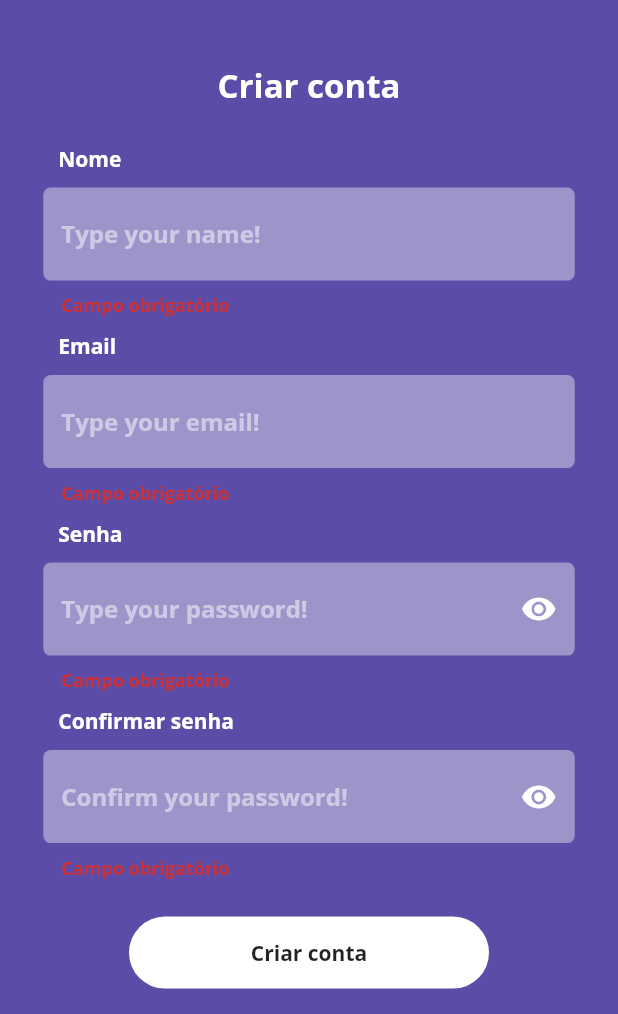
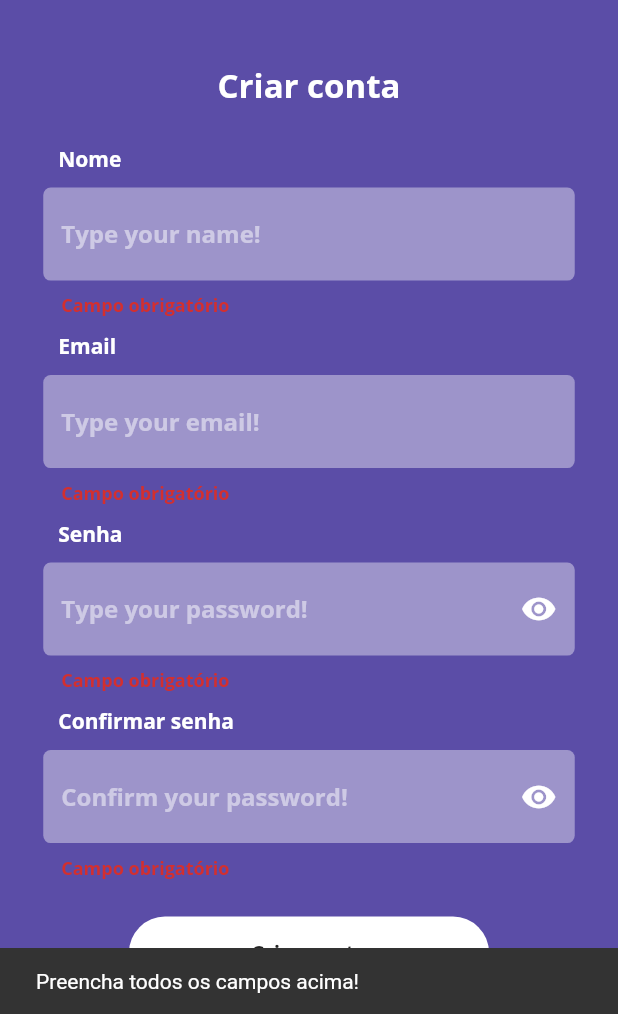
Before and after one commit to Alexsandro-97/xtintas_app, a Flutter app: the SignUpScreen screen opened by its route, after a tap on "Criar conta", on a phone screen of 412 x 824 dp, the part 222-1236 px from its top. Run offline on Flutter 3.47's test engine with Material 2 defaults, Android fonts, the phone set to English and light mode, and no system bars; our stand-ins replace dio, flutter_mobx, flutter_svg, lottie, mobx, shared_preferences; accounts and stored records are empty; generated files the repository leaves out were written again.

Commit message:
update signUp screen

```diff
--- a/lib/view/screens/sign_up_screen.dart
+++ b/lib/view/screens/sign_up_screen.dart
@@ -86,6 +86,7 @@ class _SignUpScreenState extends State<SignUpScreen> {
                         const SizedBox(height: 15),
                         const LabelInput('Nome'),
                         TextFormField(
+                          style: const TextStyle(color: Colors.white),
                           decoration: InputDecorationCustom.customDecoration(
                             placeHolder: 'Type your name!',
                           ),
@@ -101,6 +102,7 @@ class _SignUpScreenState extends State<SignUpScreen> {
                         ),
                         const LabelInput('Email'),
                         TextFormField(
+                          style: const TextStyle(color: Colors.white),
                           decoration: InputDecorationCustom.customDecoration(
                             placeHolder: 'Type your email!',
                           ),
@@ -113,6 +115,7 @@ class _SignUpScreenState extends State<SignUpScreen> {
                         ),
                         const LabelInput('Senha'),
                         TextFormField(
+                          style: const TextStyle(color: Colors.white),
                           decoration: InputDecorationCustom.customDecoration(
                             placeHolder: 'Type your password!',
                           ).copyWith(
@@ -150,6 +153,7 @@ class _SignUpScreenState extends State<SignUpScreen> {
                         ),
                         const LabelInput('Confirmar senha'),
                         TextFormField(
+                          style: const TextStyle(color: Colors.white),
                           decoration: InputDecorationCustom.customDecoration(
                             placeHolder: 'Confirm your password!',
                           ).copyWith(
@@ -213,6 +217,8 @@ class _SignUpScreenState extends State<SignUpScreen> {
                                         Text('Usuário cadastrado com sucesso!'),
                                   ),
                                 );
+                                Navigator.of(context).pushNamedAndRemoveUntil(
+                                    '/signInScreen', (route) => false);
                               } else {
                                 ScaffoldMessenger.of(context).showSnackBar(
                                   const SnackBar(
@@ -220,6 +226,14 @@ class _SignUpScreenState extends State<SignUpScreen> {
                                   ),
                                 );
                               }
+                            } else {
+                              ScaffoldMessenger.of(context).showSnackBar(
+                                const SnackBar(
+                                  content: Text(
+                                    'Preencha todos os campos acima!',
+                                  ),
+                                ),
+                              );
                             }
                           },
                           backgroundColor: Colors.white,
```
